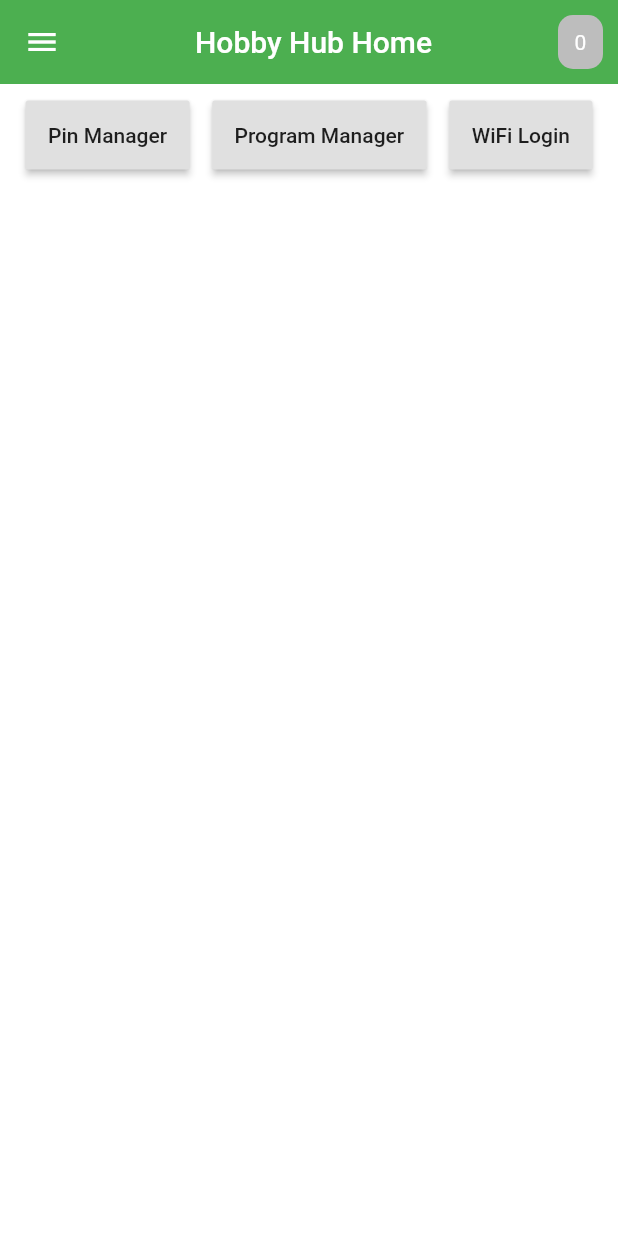
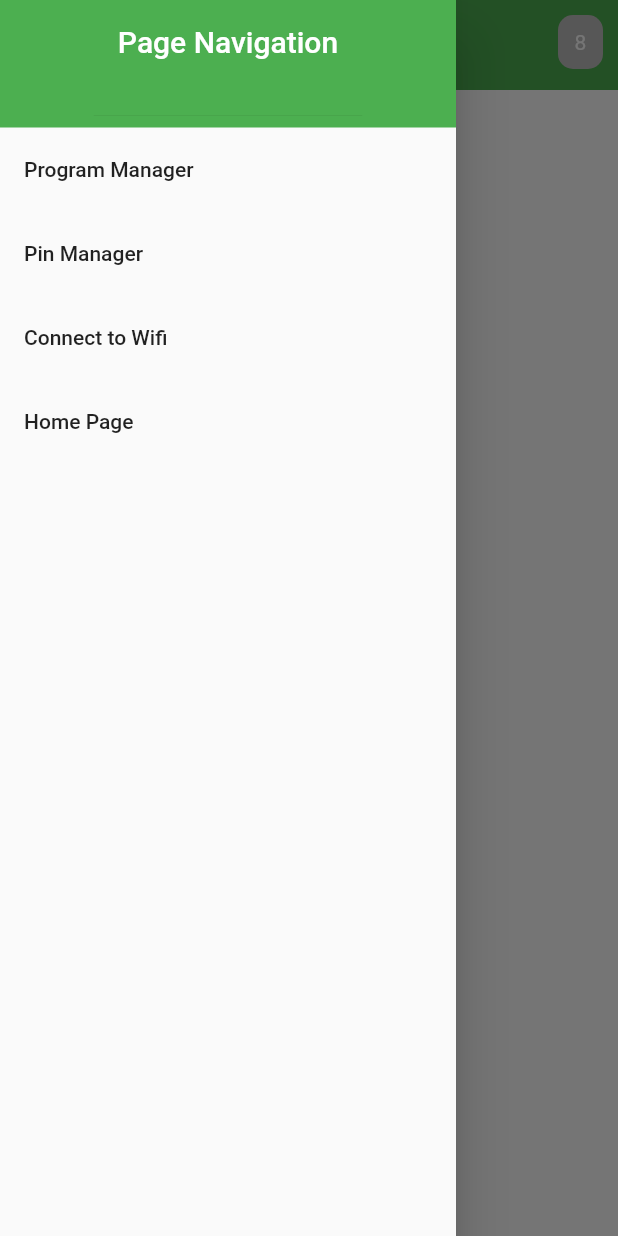
Before and after one commit to Senior-Design-0x07/flutter-frontend, a Flutter app: the screen it shows after launch, with the side drawer open (before the commit the screen has no drawer), on a phone screen of 412 x 824 dp. Run offline on Flutter 3.47's test engine with Material 2 defaults, Android fonts, the light colour scheme and no system bars.

Commit message:
Rearranged many many things with how our app is organized. Added Navigation, close to finishing pin manager, added simple error service.

```diff
--- /dev/null
+++ b/lib/home/home.dart
@@ -0,0 +1,27 @@
+import 'package:flutter/material.dart';
+import 'package:hobby_hub_ui/services/navigation/appBar.dart';
+import 'package:hobby_hub_ui/services/navigation/navDrawer.dart';
+
+class Home extends StatefulWidget {
+  @override
+  _HomeState createState() => _HomeState();
+}
+
+class _HomeState extends State<Home> {
+  GlobalKey<ScaffoldState> _scaffoldKey = new GlobalKey();
+
+  @override
+  Widget build(BuildContext context) {
+    return Scaffold(
+      key: _scaffoldKey,
+      backgroundColor: Colors.white,
+      drawer: NavigationDrawer(),
+      appBar: PreferredSize(
+          preferredSize: const Size.fromHeight(60),
+          child: HHAppBar(title: 'Hobby Hub Home', scaffoldKey: _scaffoldKey)),
+      body: Column(
+        children: [Center(child: Text("Home Page"))],
+      ),
+    );
+  }
+}
--- a/lib/main.dart
+++ b/lib/main.dart
@@ -1,7 +1,5 @@
 import 'package:flutter/material.dart';
-import 'package:hobby_hub_ui/pin_manager/pinMain.dart';
-import 'package:hobby_hub_ui/program_manager/program_main_page.dart';
-import 'package:hobby_hub_ui/wifi/wifi_main_page.dart';
+import 'package:hobby_hub_ui/services/navigation/routes.dart' as router;
 
 void main() => runApp(HHApp());
 
@@ -13,6 +11,7 @@ class HHApp extends StatefulWidget {
 }
 
 class _HHApp extends State<HHApp> {
+
   @override
   Widget build(BuildContext context) {
     return MaterialApp(
@@ -22,71 +21,8 @@ class _HHApp extends State<HHApp> {
         backgroundColor: Colors.white,
         visualDensity: VisualDensity.adaptivePlatformDensity,
       ),
-      home: Scaffold(
-        backgroundColor: Colors.white,
-        appBar: AppBar(
-          backgroundColor: Colors.green,
-          elevation: 0,
-          leading: Icon(Icons.menu),
-          title: Center(
-              child: Text(
-            "Hobby Hub Home",
-            style: TextStyle(color: Colors.white),
-          )),
-          actions: <Widget>[
-            Padding(
-                padding: EdgeInsets.all(10.0),
-                child: Container(
-                  width: 30,
-                  height: 30,
-                  decoration: BoxDecoration(
-                      color: Colors.grey[400],
-                      borderRadius: BorderRadius.circular(10)),
-                  child: Center(child: Text("0")),
-                ))
-          ],
-        ),
-        body: Column(
-          children: [
-            SizedBox(height: 10),
-            Builder(
-              builder: (context) => Center(
-                child: Row(
-                  mainAxisAlignment: MainAxisAlignment.center,
-                  children: [
-                    RaisedButton(
-                      padding: EdgeInsets.all(15),
-                      child: Text('Pin Manager'),
-                      onPressed: () {
-                        Navigator.of(context).push(MaterialPageRoute(
-                            builder: (context) => PinMain()));
-                      },
-                    ),
-                    SizedBox(width: 15),
-                    RaisedButton(
-                      padding: EdgeInsets.all(15),
-                      child: Text('Program Manager'),
-                      onPressed: () {
-                        Navigator.of(context).push(
-                            MaterialPageRoute(builder: (context) => ProgramManagerPage()));
-                      },
-                    ),
-                    SizedBox(width: 15),
-                    RaisedButton(
-                      padding: EdgeInsets.all(15),
-                      child: Text('WiFi Login'),
-                      onPressed: () {
-                        Navigator.of(context).push(
-                            MaterialPageRoute(builder: (context) => WifiPage()));
-                      },
-                    )
-                  ],
-                ),
-              ),
-            ),
-          ],
-        ),
-      ),
+      initialRoute: router.HomeRoute,
+      onGenerateRoute: router.getRoutes,
     );
   }
 }
--- /dev/null
+++ b/lib/services/navigation/appBar.dart
@@ -0,0 +1,39 @@
+import 'package:flutter/material.dart';
+
+class HHAppBar extends StatelessWidget {
+  final GlobalKey<ScaffoldState> scaffoldKey;
+  final String title;
+
+  const HHAppBar({Key key, @required this.title, @required this.scaffoldKey}) : super(key: key);
+
+  @override
+  Widget build(BuildContext context) {
+    return AppBar(
+      backgroundColor: Colors.green,
+      elevation: 0,
+      leading: IconButton(
+        icon: Icon(Icons.menu),
+        onPressed: () {
+          scaffoldKey.currentState.openDrawer();
+        },
+      ),
+      title: Center(
+          child: Text(
+        title,
+        style: TextStyle(color: Colors.white),
+      )),
+      actions: <Widget>[
+        Padding(
+            padding: EdgeInsets.all(10.0),
+            child: Container(
+              width: 30,
+              height: 30,
+              decoration: BoxDecoration(
+                  color: Colors.grey[400],
+                  borderRadius: BorderRadius.circular(10)),
+              child: Center(child: Text("8")),
+            ))
+      ],
+    );
+  }
+}
--- /dev/null
+++ b/lib/services/navigation/navDrawer.dart
@@ -0,0 +1,53 @@
+import 'package:flutter/material.dart';
+import 'package:hobby_hub_ui/services/navigation/routes.dart' as router;
+
+
+class NavigationDrawer extends StatelessWidget {
+  @override
+  Widget build(BuildContext context) {
+    return Drawer(
+      child: ListView(
+        padding: EdgeInsets.zero,
+        children: [
+          Container(
+            color: Colors.green,
+            height: 85,
+            child: Center(
+              child: DrawerHeader(
+                child: Text(
+                  'Page Navigation',
+                  style: TextStyle(color: Colors.white, fontSize: 20),
+                ),
+                decoration: BoxDecoration(color: Colors.green),
+              ),
+            ),
+          ),
+          ListTile(
+            title: Text('Program Manager'),
+            onTap: () {
+              Navigator.pushReplacementNamed(context, router.ProgramManagerRoute);
+            },
+          ),
+          ListTile(
+            title: Text('Pin Manager'),
+            onTap: () {
+              Navigator.pushReplacementNamed(context, router.PinManagerRoute);
+            },
+          ),
+          ListTile(
+            title: Text('Connect to Wifi'),
+            onTap: () {
+              Navigator.pushReplacementNamed(context, router.WifiRoute);
+            },
+          ),
+          ListTile(
+            title: Text('Home Page'),
+            onTap: () {
+              Navigator.pushReplacementNamed(context, router.HomeRoute);
+            },
+          )
+        ],
+      ),
+    );
+  }
+}
--- /dev/null
+++ b/lib/services/navigation/routes.dart
@@ -0,0 +1,27 @@
+import 'package:flutter/material.dart';
+import 'package:hobby_hub_ui/home/home.dart';
+import 'package:hobby_hub_ui/pin_manager/pinMain.dart';
+import 'package:hobby_hub_ui/program_manager/program_main_page.dart';
+import 'package:hobby_hub_ui/services/error/undefinedRoute.dart';
+import 'package:hobby_hub_ui/wifi/wifi_main_page.dart';
+
+/* Frontend Page Routes */
+const String HomeRoute = '/home';
+const String PinManagerRoute = '/pin_manager';
+const String ProgramManagerRoute = '/program_manager';
+const String WifiRoute = '/wifi';
+
+Route<dynamic> getRoutes(RouteSettings settings) {
+  switch (settings.name) {
+    case HomeRoute:
+      return MaterialPageRoute(builder: (context) => Home());
+    case WifiRoute:
+      return MaterialPageRoute(builder: (context) => WifiPage());
+    case PinManagerRoute:
+      return MaterialPageRoute(builder: (context) => PinMain());
+    case ProgramManagerRoute:
+      return MaterialPageRoute(builder: (context) => ProgramManagerPage());
+    default:
+      return MaterialPageRoute(builder: (context) => UndefinedRoute(name: settings.name));
+  }
+}
```
Also changed, not shown: lib/pin_manager/pinMain.dart (+9 -37 lines), lib/pin_manager/pin_mapping/mapped_pin.dart (+4 -22 lines), lib/pin_manager/pin_mapping/pinMappingList.dart (+77 -86 lines), lib/pin_manager/pin_mapping/pinOutputResponse.dart (+36 -23 lines), lib/services/error/undefinedRoute.dart (added, +16 -0 lines), lib/services/http_service.dart (+6 -6 lines), lib/services/error/error_service.dart (renamed from lib/services/error_service.dart).
